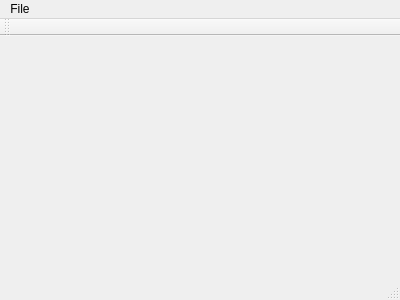
Qt form mainwindow.ui (tkyashiro/LogViewer) before a commit.
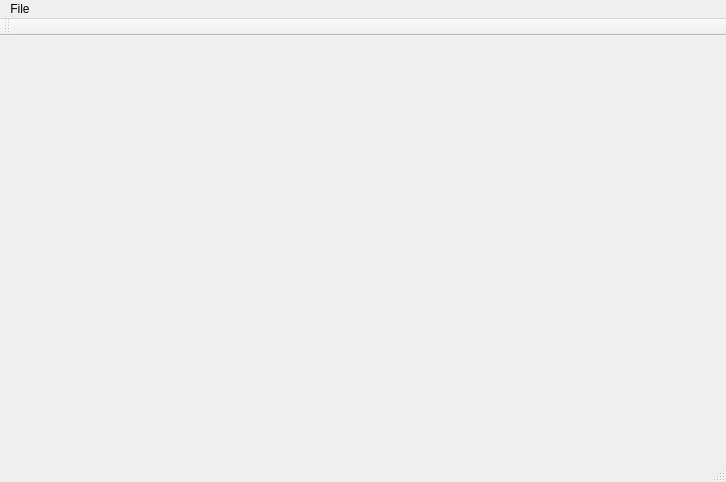
The same form after that commit.

The edit to the form file:
```diff
--- a/mainwindow.ui
+++ b/mainwindow.ui
@@ -6,8 +6,8 @@
    <rect>
     <x>0</x>
     <y>0</y>
-    <width>400</width>
-    <height>300</height>
+    <width>726</width>
+    <height>482</height>
    </rect>
   </property>
   <property name="windowTitle">
@@ -19,8 +19,8 @@
     <rect>
      <x>0</x>
      <y>0</y>
-     <width>400</width>
-     <height>21</height>
+     <width>726</width>
+     <height>24</height>
     </rect>
    </property>
    <widget class="QMenu" name="menuFile">
```
